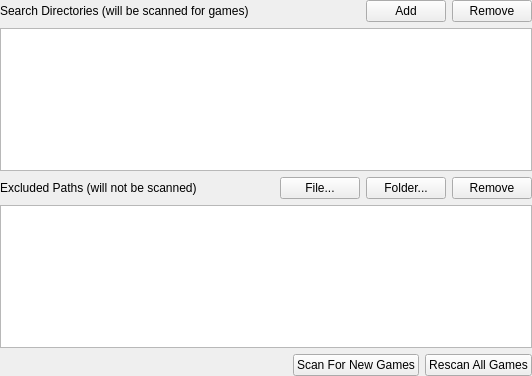
The window that src/duckstation-qt/gamelistsettingswidget.ui (stenzek/duckstation) describes before a commit, drawn with Qt 5.
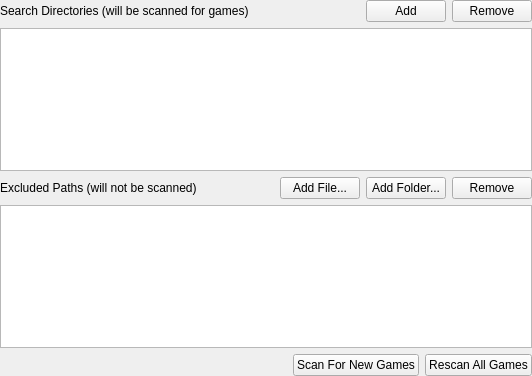
The same window after the commit. Icons and pictures are not drawn.

Commit message: Qt: Improve game list settings layout and help

```diff
--- a/src/duckstation-qt/gamelistsettingswidget.ui
+++ b/src/duckstation-qt/gamelistsettingswidget.ui
@@ -146,7 +146,7 @@
         </sizepolicy>
        </property>
        <property name="text">
-        <string>File...</string>
+        <string>Add File...</string>
        </property>
        <property name="icon">
         <iconset resource="resources/duckstation-qt.qrc">
@@ -163,7 +163,7 @@
         </sizepolicy>
        </property>
        <property name="text">
-        <string>Folder...</string>
+        <string>Add Folder...</string>
        </property>
        <property name="icon">
         <iconset resource="resources/duckstation-qt.qrc">
```
The commit also changes 7 other files.
